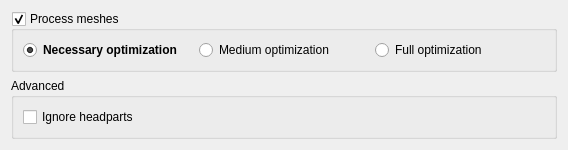
First picture: the form in src/GUI/AdvancedMeshesModule.ui, repository Guekka/cathedral-assets-optimizer, before the edit.
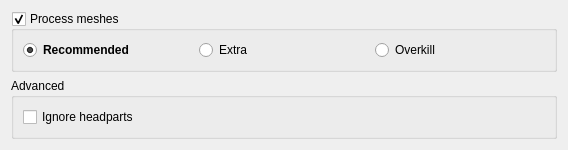
Second picture: the form after the edit.

```diff
--- a/src/GUI/AdvancedMeshesModule.ui
+++ b/src/GUI/AdvancedMeshesModule.ui
@@ -60,7 +60,7 @@
          <string>&lt;html&gt;&lt;head/&gt;&lt;body&gt;&lt;p&gt;Attempts to repair meshes which are guaranteed to crash the game. Headparts are included.&lt;/p&gt;&lt;/body&gt;&lt;/html&gt;</string>
         </property>
         <property name="text">
-         <string>Necessary optimization</string>
+         <string>Recommended</string>
         </property>
         <property name="checked">
          <bool>true</bool>
@@ -88,7 +88,7 @@
          <string>&lt;html&gt;&lt;head/&gt;&lt;body&gt;&lt;p&gt;Perform necessary optimization, and also lightly optimizes other meshes. This may fix some visual issues, but may also lower quality. &lt;/p&gt;&lt;/body&gt;&lt;/html&gt;</string>
         </property>
         <property name="text">
-         <string>Medium optimization</string>
+         <string>Extra </string>
         </property>
        </widget>
       </item>
@@ -113,7 +113,7 @@
          <string>&lt;html&gt;&lt;head/&gt;&lt;body&gt;&lt;p&gt;Fully optimize all meshes. Only apply if standard mesh optimization ignored necessary files. May lower visual quality.&lt;/p&gt;&lt;/body&gt;&lt;/html&gt;</string>
         </property>
         <property name="text">
-         <string>Full optimization</string>
+         <string>Overkill</string>
         </property>
        </widget>
       </item>
```
Left out of the diff: 8 changed lines with no effect on the pictures.
